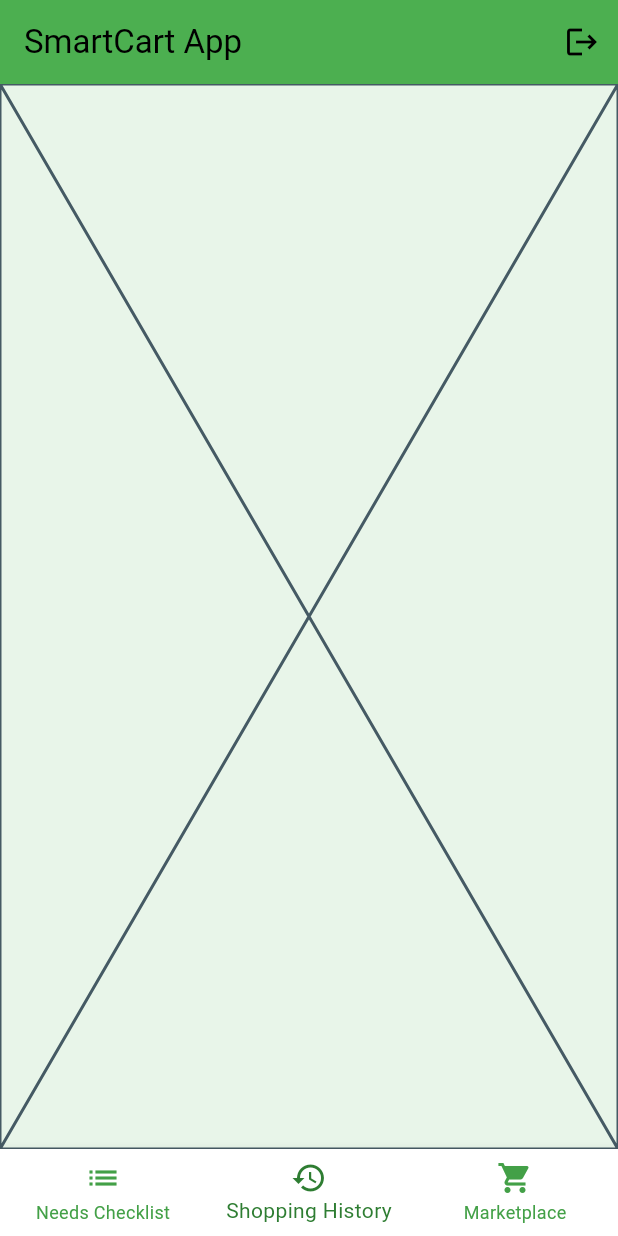
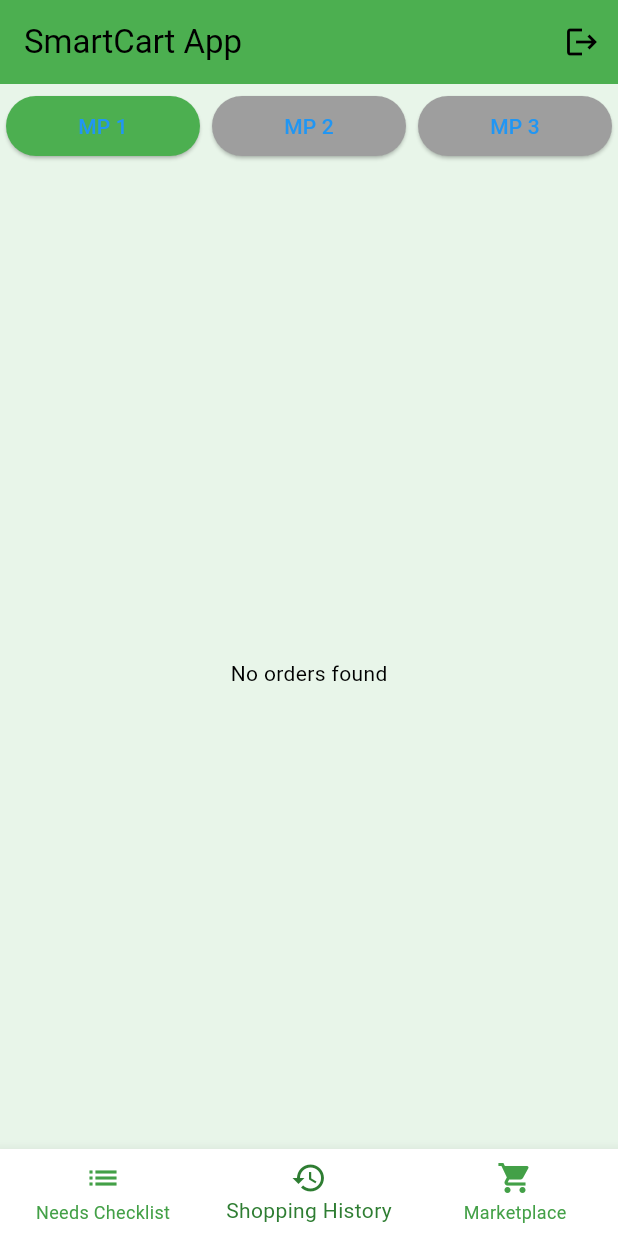
Before and after one commit to novelxv/SmartCart, a Flutter app: the screen it shows once a user with an empty profile is signed in, item 2 of the bottom bar chosen, on a phone screen of 412 x 824 dp. Run offline on Flutter 3.47's test engine with Material 3 defaults, Android fonts, the phone set to English and light mode, and no system bars; our stand-ins replace firebase_auth, firebase_core, firebase_database, google_sign_in; accounts and stored records are empty.

Commit message:
feat: add shopping history to smart_cart

```diff
--- a/smart_cart/lib/main.dart
+++ b/smart_cart/lib/main.dart
@@ -139,7 +139,7 @@ class _MainScreenState extends State<MainScreen> {
   int _selectedIndex = 0;
   static final List<Widget> _widgetOptions = <Widget>[
     const NeedsChecklist(),
-    const ShoppingHistoryPlaceholder(),
+    const ShoppingHistory(),
     const MarketplacePlaceholder(),
   ];
 
@@ -200,22 +200,17 @@ class NeedsChecklist extends StatefulWidget {
 }
 
 class _NeedsChecklistState extends State<NeedsChecklist> {
-  final List<String> _items = [];
   final TextEditingController _textController = TextEditingController();
 
   void _addItem(String item) {
     if (item.isNotEmpty) {
-      setState(() {
-        _items.add(item);
-      });
+      database.ref('needsChecklist').push().set({'item': item});
       _textController.clear();
     }
   }
 
-  void _toggleItem(int index) {
-    setState(() {
-      _items.removeAt(index);
-    });
+  void _removeItem(String key) {
+    database.ref('needsChecklist/$key').remove();
   }
 
   @override
@@ -237,16 +232,30 @@ class _NeedsChecklistState extends State<NeedsChecklist> {
           ),
         ),
         Expanded(
-          child: ListView.builder(
-            itemCount: _items.length,
-            itemBuilder: (context, index) {
-              return ListTile(
-                title: Text(_items[index]),
-                trailing: IconButton(
-                  icon: const Icon(Icons.delete, color: Colors.green),
-                  onPressed: () => _toggleItem(index),
-                ),
-                onTap: () => _toggleItem(index),
+          child: StreamBuilder(
+            stream: database.ref('needsChecklist').onValue,
+            builder: (context, AsyncSnapshot<DatabaseEvent> snapshot) {
+              if (snapshot.hasError) {
+                return Text('Error: ${snapshot.error}');
+              }
+
+              if (!snapshot.hasData || snapshot.data?.snapshot.value == null) {
+                return const Center(child: Text('No items added yet'));
+              }
+
+              Map<dynamic, dynamic> items =
+                  snapshot.data!.snapshot.value as Map<dynamic, dynamic>;
+
+              return ListView(
+                children: items.entries.map((e) {
+                  return ListTile(
+                    title: Text(e.value['item']),
+                    trailing: IconButton(
+                      icon: const Icon(Icons.delete, color: Colors.green),
+                      onPressed: () => _removeItem(e.key),
+                    ),
+                  );
+                }).toList(),
               );
             },
           ),
@@ -256,13 +265,145 @@ class _NeedsChecklistState extends State<NeedsChecklist> {
   }
 }
 
-class ShoppingHistoryPlaceholder extends StatelessWidget {
-  const ShoppingHistoryPlaceholder({super.key});
+class ShoppingHistory extends StatefulWidget {
+  const ShoppingHistory({super.key});
 
-  // Placeholder untuk Shopping History
+  @override
+  _ShoppingHistoryState createState() => _ShoppingHistoryState();
+}
+
+class _ShoppingHistoryState extends State<ShoppingHistory> {
+  int selectedMarketplace = 1; // Default to Marketplace 1
+
   @override
   Widget build(BuildContext context) {
-    return const Placeholder(fallbackHeight: 100);
+    return SingleChildScrollView(
+      child: Column(
+        children: [
+          // Tombol untuk memilih marketplace
+          Row(
+            mainAxisAlignment: MainAxisAlignment.spaceEvenly,
+            children: [
+              Expanded(child: _marketplaceButton("MP 1", 1)),
+              Expanded(child: _marketplaceButton("MP 2", 2)),
+              Expanded(child: _marketplaceButton("MP 3", 3)),
+            ],
+          ),
+          SizedBox(
+            height: MediaQuery.of(context).size.height - 150,
+            child: selectedMarketplace == 1
+                ? _buildOrderHistory()
+                : const Placeholder(fallbackHeight: 100),
+          ),
+        ],
+      ),
+    );
+  }
+
+  Widget _marketplaceButton(String title, int marketplaceNumber) {
+    return Padding(
+      padding: const EdgeInsets.all(4.0),
+      child: ElevatedButton(
+        onPressed: () {
+          setState(() {
+            selectedMarketplace = marketplaceNumber;
+          });
+        },
+        style: ElevatedButton.styleFrom(
+          backgroundColor: marketplaceNumber == selectedMarketplace
+              ? Colors.green
+              : Colors.grey,
+        ),
+        child: Text(title),
+      ),
+    );
+  }
+
+  Widget _buildOrderHistory() {
+    return StreamBuilder(
+      stream: database.ref('completedOrders').onValue,
+      builder: (context, AsyncSnapshot<DatabaseEvent> snapshot) {
+        if (snapshot.hasError) {
+          return Text('Error: ${snapshot.error}');
+        }
+
+        if (!snapshot.hasData || snapshot.data?.snapshot.value == null) {
+          return const Center(child: Text('No orders found'));
+        }
+
+        Map<dynamic, dynamic> orders =
+            snapshot.data!.snapshot.value as Map<dynamic, dynamic>;
+
+        return ListView.builder(
+          itemCount: orders.length,
+          itemBuilder: (context, index) {
+            var orderKey = orders.keys.elementAt(index);
+            var order = orders[orderKey];
+            return ListTile(
+              title: Text('Order ID: $orderKey'),
+              subtitle: Text('Total Price: \$${order['totalPrice']}'),
+              onTap: () {
+                Navigator.of(context).push(
+                  MaterialPageRoute(
+                    builder: (context) => OrderDetailsPage(orderKey: orderKey),
+                  ),
+                );
+              },
+            );
+          },
+        );
+      },
+    );
+  }
+}
+
+class OrderDetailsPage extends StatelessWidget {
+  final String orderKey;
+
+  OrderDetailsPage({required this.orderKey});
+
+  @override
+  Widget build(BuildContext context) {
+    return Scaffold(
+      appBar: AppBar(
+        title: Text('Order Details - $orderKey'),
+      ),
+      body: StreamBuilder(
+        stream: database.ref('completedOrders/$orderKey/orderDetails').onValue,
+        builder: (context, AsyncSnapshot<DatabaseEvent> snapshot) {
+          if (snapshot.hasError) {
+            return Text('Error: ${snapshot.error}');
+          }
+
+          if (!snapshot.hasData || snapshot.data?.snapshot.value == null) {
+            return const Center(child: Text('No details found for this order'));
+          }
+
+          var data = snapshot.data!.snapshot.value;
+          List<dynamic> orderDetails;
+
+          if (data is List<dynamic>) {
+            orderDetails = data;
+          } else if (data is Map<dynamic, dynamic>) {
+            orderDetails = data.values.toList();
+          } else {
+            return const Center(child: Text('Unexpected data format'));
+          }
+
+          return ListView.builder(
+            itemCount: orderDetails.length,
+            itemBuilder: (context, index) {
+              var detail = orderDetails[index] as Map<dynamic, dynamic>;
+              return ListTile(
+                title: Text(detail['name'] ?? 'Unknown'),
+                subtitle: Text('Quantity: ${detail['quantity'] ?? 'N/A'}'),
+                trailing: Text('\$${detail['price'] ?? '0'}'),
+              );
+            },
+          );
+        },
+      )
+    );
   }
 }
 
```
